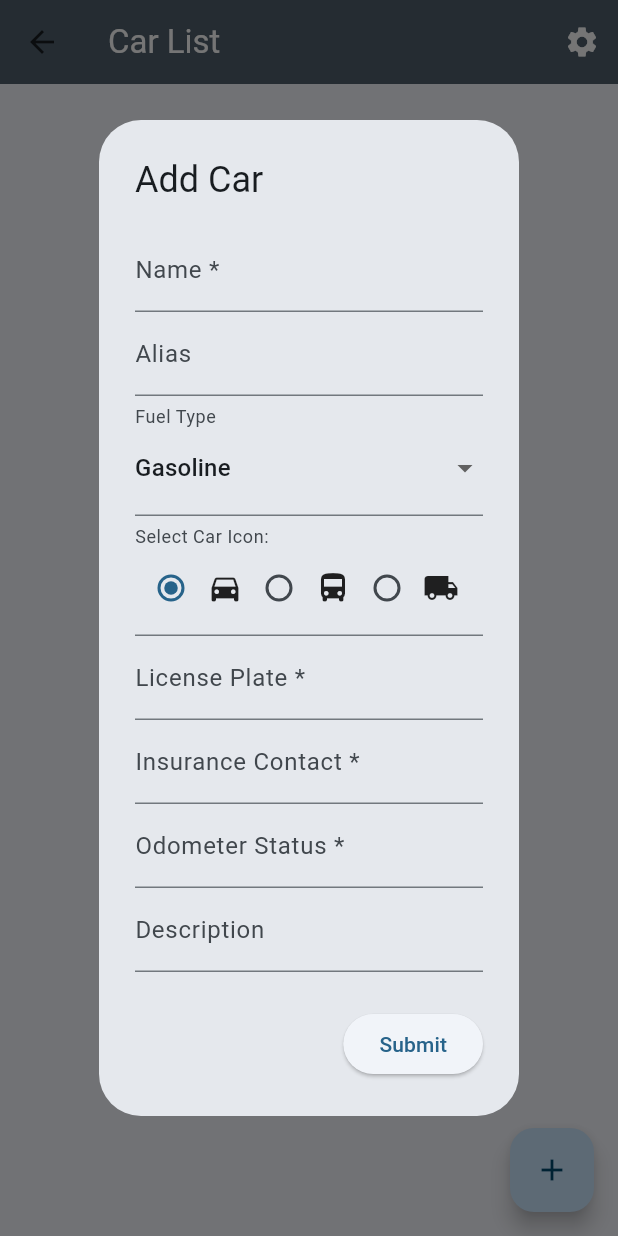
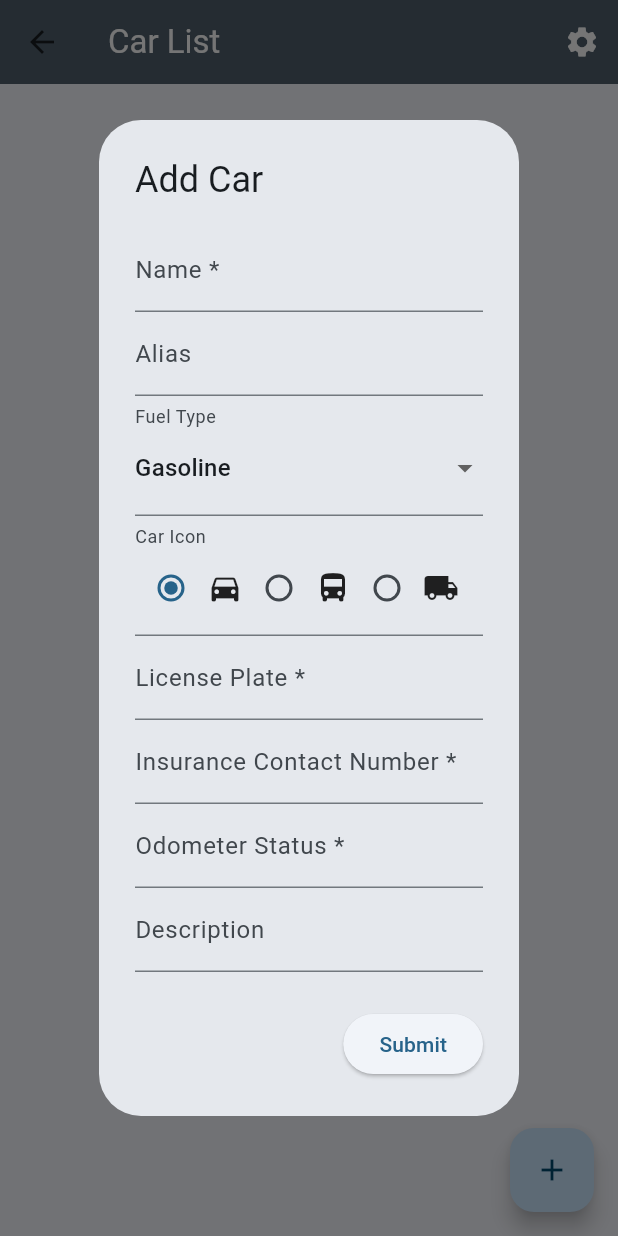
Before and after one commit to fix1t/but-itu-cartrack, a Flutter app: the CarListScreen screen opened by its route, after a tap on the "add" icon, on a phone screen of 412 x 824 dp. Run offline on Flutter 3.47's test engine with Material 3 defaults, Android fonts, the phone set to English and light mode, and no system bars; our stand-ins replace convex_bottom_bar, firebase_core, firebase_database; accounts and stored records are empty.

Commit message:
Refactor UI labels and buttons

```diff
--- a/lib/src/view/car_list_screen.dart
+++ b/lib/src/view/car_list_screen.dart
@@ -205,7 +205,7 @@ class _AddCarButtonState extends State<AddCarButton> {
                     ),
                     InputDecorator(
                       decoration:
-                          InputDecoration(labelText: 'Select Car Icon:'),
+                          InputDecoration(labelText: 'Car Icon'),
                       child: Row(
                         children: [
                           Radio(
@@ -248,7 +248,7 @@ class _AddCarButtonState extends State<AddCarButton> {
                     TextField(
                       controller: insuranceContactController,
                       decoration:
-                          InputDecoration(labelText: 'Insurance Contact *'),
+                          InputDecoration(labelText: 'Insurance Contact Number *'),
                     ),
                     TextField(
                       controller: odometerStatusController,
--- a/lib/src/view/car_notes_screen.dart
+++ b/lib/src/view/car_notes_screen.dart
@@ -162,8 +162,8 @@ class CarNotesScreen extends StatelessWidget {
                               userName: currentUserName),
                           selectedCar.id);
                       _messageController.clear();
+                      ScrollToBottom(300);
                     }
-                    ScrollToBottom(300);
                   },
                   icon: Icon(Icons.send),
                 ),
```
Also changed, not shown: lib/src/view/ride_edit_screen.dart (+7 -10 lines).
